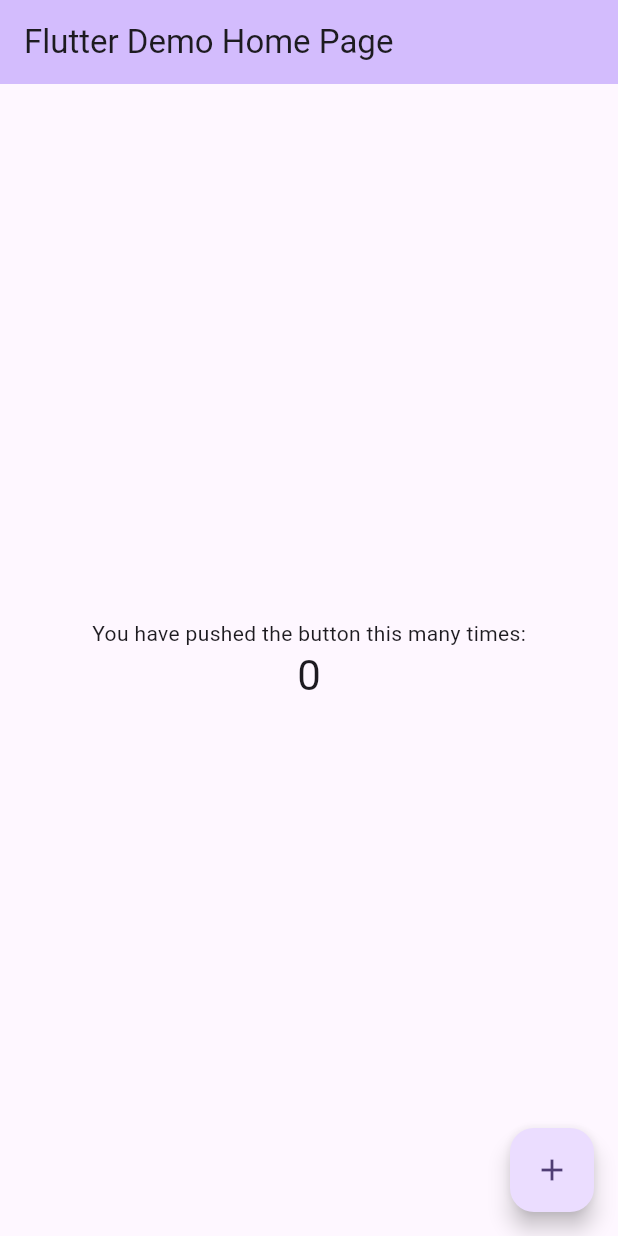
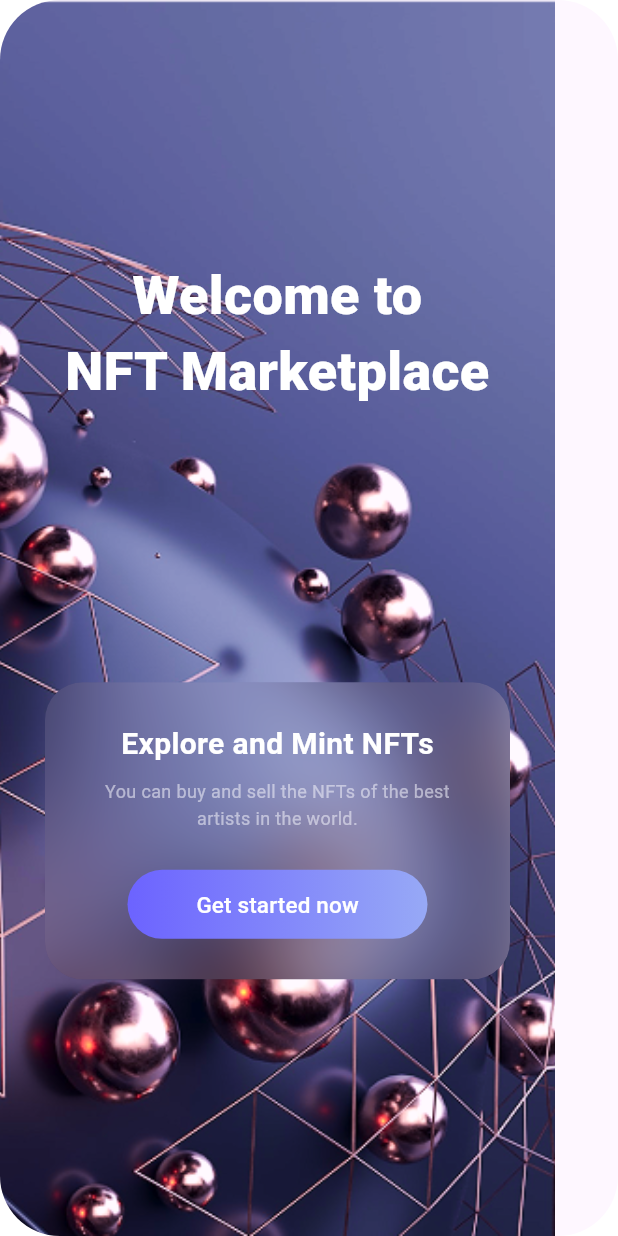
Before and after one commit to raghadahmad2002rr-boop/mini_nft_marketplace, a Flutter app: the screen it shows after launch, on a phone screen of 412 x 824 dp. Run offline on Flutter 3.47's test engine with Material 3 defaults, Android fonts, the light colour scheme and no system bars; Roboto replaces fonts that are missing (SFPRODISPLAYBOLD).

Commit message:
second commit

```diff
--- /dev/null
+++ b/lib/app/my_app.dart
@@ -0,0 +1,15 @@
+import 'package:flutter/material.dart';
+import 'package:mini_nft_marketplace/core/resources/route_manager.dart';
+
+class MyApp extends StatelessWidget {
+  const MyApp({super.key});
+
+  @override
+  Widget build(BuildContext context) {
+    return MaterialApp(
+      debugShowCheckedModeBanner: false,
+      initialRoute: RoutName.konBoardingPage,
+      routes: RouteManager.routes,
+    );
+  }
+}
--- /dev/null
+++ b/lib/core/resources/route_manager.dart
@@ -0,0 +1,12 @@
+import 'package:flutter/widgets.dart';
+import 'package:mini_nft_marketplace/on_boarding/screens/on_boarding_page.dart';
+
+class RouteManager {
+  static Map<String, WidgetBuilder> routes = {
+    "onBoardingPage": (context) => OnBoardingPage(),
+  };
+}
+
+class RoutName {
+  static const String konBoardingPage = "onBoardingPage";
+}
--- a/lib/main.dart
+++ b/lib/main.dart
@@ -1,122 +1,6 @@
 import 'package:flutter/material.dart';
+import 'package:mini_nft_marketplace/app/my_app.dart';
 
 void main() {
   runApp(const MyApp());
 }
-
-class MyApp extends StatelessWidget {
-  const MyApp({super.key});
-
-  // This widget is the root of your application.
-  @override
-  Widget build(BuildContext context) {
-    return MaterialApp(
-      title: 'Flutter Demo',
-      theme: ThemeData(
-        // This is the theme of your application.
-        //
-        // TRY THIS: Try running your application with "flutter run". You'll see
-        // the application has a purple toolbar. Then, without quitting the app,
-        // try changing the seedColor in the colorScheme below to Colors.green
-        // and then invoke "hot reload" (save your changes or press the "hot
-        // reload" button in a Flutter-supported IDE, or press "r" if you used
-        // the command line to start the app).
-        //
-        // Notice that the counter didn't reset back to zero; the application
-        // state is not lost during the reload. To reset the state, use hot
-        // restart instead.
-        //
-        // This works for code too, not just values: Most code changes can be
-        // tested with just a hot reload.
-        colorScheme: ColorScheme.fromSeed(seedColor: Colors.deepPurple),
-      ),
-      home: const MyHomePage(title: 'Flutter Demo Home Page'),
-    );
-  }
-}
-
-class MyHomePage extends StatefulWidget {
-  const MyHomePage({super.key, required this.title});
-
-  // This widget is the home page of your application. It is stateful, meaning
-  // that it has a State object (defined below) that contains fields that affect
-  // how it looks.
-
-  // This class is the configuration for the state. It holds the values (in this
-  // case the title) provided by the parent (in this case the App widget) and
-  // used by the build method of the State. Fields in a Widget subclass are
-  // always marked "final".
-
-  final String title;
-
-  @override
-  State<MyHomePage> createState() => _MyHomePageState();
-}
-
-class _MyHomePageState extends State<MyHomePage> {
-  int _counter = 0;
-
-  void _incrementCounter() {
-    setState(() {
-      // This call to setState tells the Flutter framework that something has
-      // changed in this State, which causes it to rerun the build method below
-      // so that the display can reflect the updated values. If we changed
-      // _counter without calling setState(), then the build method would not be
-      // called again, and so nothing would appear to happen.
-      _counter++;
-    });
-  }
-
-  @override
-  Widget build(BuildContext context) {
-    // This method is rerun every time setState is called, for instance as done
-    // by the _incrementCounter method above.
-    //
-    // The Flutter framework has been optimized to make rerunning build methods
-    // fast, so that you can just rebuild anything that needs updating rather
-    // than having to individually change instances of widgets.
-    return Scaffold(
-      appBar: AppBar(
-        // TRY THIS: Try changing the color here to a specific color (to
-        // Colors.amber, perhaps?) and trigger a hot reload to see the AppBar
-        // change color while the other colors stay the same.
-        backgroundColor: Theme.of(context).colorScheme.inversePrimary,
-        // Here we take the value from the MyHomePage object that was created by
-        // the App.build method, and use it to set our appbar title.
-        title: Text(widget.title),
-      ),
-      body: Center(
-        // Center is a layout widget. It takes a single child and positions it
-        // in the middle of the parent.
-        child: Column(
-          // Column is also a layout widget. It takes a list of children and
-          // arranges them vertically. By default, it sizes itself to fit its
-          // children horizontally, and tries to be as tall as its parent.
-          //
-          // Column has various properties to control how it sizes itself and
-          // how it positions its children. Here we use mainAxisAlignment to
-          // center the children vertically; the main axis here is the vertical
-          // axis because Columns are vertical (the cross axis would be
-          // horizontal).
-          //
-          // TRY THIS: Invoke "debug painting" (choose the "Toggle Debug Paint"
-          // action in the IDE, or press "p" in the console), to see the
-          // wireframe for each widget.
-          mainAxisAlignment: MainAxisAlignment.center,
-          children: <Widget>[
-            const Text('You have pushed the button this many times:'),
-            Text(
-              '$_counter',
-              style: Theme.of(context).textTheme.headlineMedium,
-            ),
-          ],
-        ),
-      ),
-      floatingActionButton: FloatingActionButton(
-        onPressed: _incrementCounter,
-        tooltip: 'Increment',
-        child: const Icon(Icons.add),
-      ), // This trailing comma makes auto-formatting nicer for build methods.
-    );
-  }
-}
--- /dev/null
+++ b/lib/on_boarding/screens/on_boarding_page.dart
@@ -0,0 +1,130 @@
+import 'dart:ui';
+import 'package:flutter/material.dart';
+
+class OnBoardingPage extends StatelessWidget {
+  const OnBoardingPage({super.key});
+
+  @override
+  Widget build(BuildContext context) {
+    return ClipRRect(
+      // 🔹 قصيت الشاشة كلها بحواف دائرية زي تصميم المصمم
+      borderRadius: BorderRadius.circular(40),
+      child: Scaffold(
+        body: SafeArea(
+          child: Stack(
+            children: [
+              // 🔹 الخلفية (الصورة)
+              Positioned.fill(
+                child: Image.asset(
+                  "assets/images/image3.png",
+                  fit: BoxFit.cover,
+                ),
+              ),
+
+              // 🔹 المحتوى فوق الصورة
+              Padding(
+                padding: const EdgeInsets.symmetric(
+                  horizontal: 30,
+                  vertical: 50,
+                ),
+                child: Column(
+                  crossAxisAlignment: CrossAxisAlignment.center,
+                  children: [
+                    const Spacer(flex: 2), // 🔹 يعمل مسافة مرنة فوق النص
+                    // 🔹 النص الرئيسي
+                    Text(
+                      "Welcome to\nNFT Marketplace",
+                      textAlign: TextAlign.center,
+                      style: const TextStyle(
+                        fontFamily: "SFPRODISPLAYBOLD",
+                        fontSize: 36,
+                        fontWeight: FontWeight.w900,
+                        color: Colors.white,
+                      ),
+                    ),
+
+                    const Spacer(flex: 3), // 🔹 يوازن المسافة بين النص والكارد
+                    // 🔹 الكارد الزجاجي (Glassmorphism)
+                    ClipRRect(
+                      borderRadius: BorderRadius.circular(25),
+                      child: BackdropFilter(
+                        filter: ImageFilter.blur(sigmaX: 30, sigmaY: 30),
+                        child: Container(
+                          width: 310,
+                          padding: const EdgeInsets.all(27),
+                          decoration: BoxDecoration(
+                            color: Colors.white.withOpacity(
+                              0.05,
+                            ), // 🔹 شفافية الكارد
+                            borderRadius: BorderRadius.circular(25),
+                          ),
+                          child: Column(
+                            children: [
+                              // 🔹 العنوان داخل الكارد
+                              const Text(
+                                "Explore and Mint NFTs",
+                                style: TextStyle(
+                                  fontSize: 20,
+                                  fontWeight: FontWeight.bold,
+                                  color: Colors.white,
+                                ),
+                              ),
+
+                              const SizedBox(height: 8),
+
+                              // 🔹 الوصف النصي
+                              Text(
+                                "You can buy and sell the NFTs of the best\nartists in the world.",
+                                style: TextStyle(
+                                  fontSize: 12,
+                                  color: const Color(
+                                    0xffEBEBF5,
+                                  ).withOpacity(0.6),
+                                  height: 1.5, // 🔹 لزيادة وضوح النص
+                                ),
+                                textAlign: TextAlign.center,
+                              ),
+
+                              const SizedBox(height: 25),
+
+                              // 🔹 الزر
+                              Container(
+                                width: 200,
+                                height: 46,
+                                decoration: BoxDecoration(
+                                  borderRadius: BorderRadius.circular(25),
+                                  gradient: const LinearGradient(
+                                    colors: [
+                                      Color(0xff6C63FF), // بنفسجي
+                                      Color(0xff97A9F6), // أزرق فاتح
+                                    ],
+                                  ),
+                                ),
+                                child: MaterialButton(
+                                  onPressed: () {},
+                                  child: const Text(
+                                    "Get started now",
+                                    style: TextStyle(
+                                      fontSize: 15,
+                                      color: Colors.white,
+                                    ),
+                                  ),
+                                ),
+                              ),
+                            ],
+                          ),
+                        ),
+                      ),
+                    ),
+
+                    const Spacer(flex: 2), // 🔹 يعمل مسافة أسفل الكارد
+                  ],
+                ),
+              ),
+            ],
+          ),
+        ),
+      ),
+    );
+  }
+}
```
Also changed, not shown: pubspec.yaml (+2 -36 lines), assets/fonts/SFPRODISPLAYBOLD.OTF (added), assets/images/image1.png (added), assets/images/image2.jpg (added), assets/images/image3.png (added), 1 other file.
